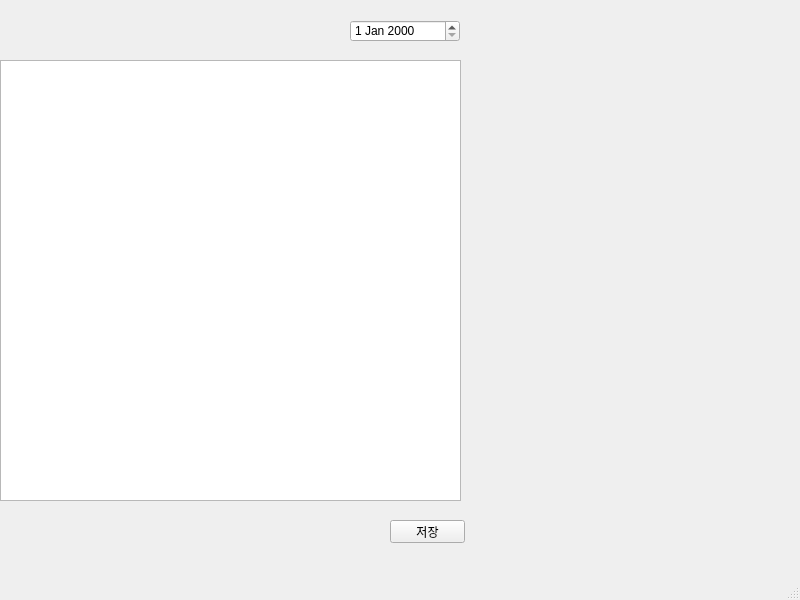
minkyokyo/DiaryProgram, file MainWindow.ui: the form before one commit.
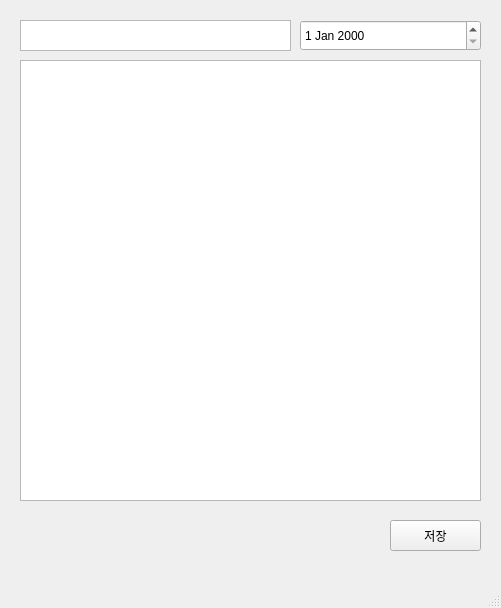
The form after the commit.

Patch:
```diff
--- a/MainWindow.ui
+++ b/MainWindow.ui
@@ -6,8 +6,8 @@
    <rect>
     <x>0</x>
     <y>0</y>
-    <width>800</width>
-    <height>600</height>
+    <width>501</width>
+    <height>608</height>
    </rect>
   </property>
   <property name="windowTitle">
@@ -17,17 +17,17 @@
    <widget class="QDateEdit" name="dateEdit">
     <property name="geometry">
      <rect>
-      <x>350</x>
+      <x>300</x>
       <y>20</y>
-      <width>110</width>
-      <height>22</height>
+      <width>181</width>
+      <height>31</height>
      </rect>
     </property>
    </widget>
    <widget class="QPlainTextEdit" name="plainTextEdit">
     <property name="geometry">
      <rect>
-      <x>0</x>
+      <x>20</x>
       <y>60</y>
       <width>461</width>
       <height>441</height>
@@ -39,14 +39,24 @@
      <rect>
       <x>390</x>
       <y>520</y>
-      <width>75</width>
-      <height>23</height>
+      <width>91</width>
+      <height>31</height>
      </rect>
     </property>
     <property name="text">
      <string>저장</string>
     </property>
    </widget>
+   <widget class="QTextEdit" name="diaryTitle">
+    <property name="geometry">
+     <rect>
+      <x>20</x>
+      <y>20</y>
+      <width>271</width>
+      <height>31</height>
+     </rect>
+    </property>
+   </widget>
   </widget>
   <widget class="QMenuBar" name="menubar">
    <property name="geometry">
```
Left out of the diff: 8 changed lines with no effect on the pictures.
